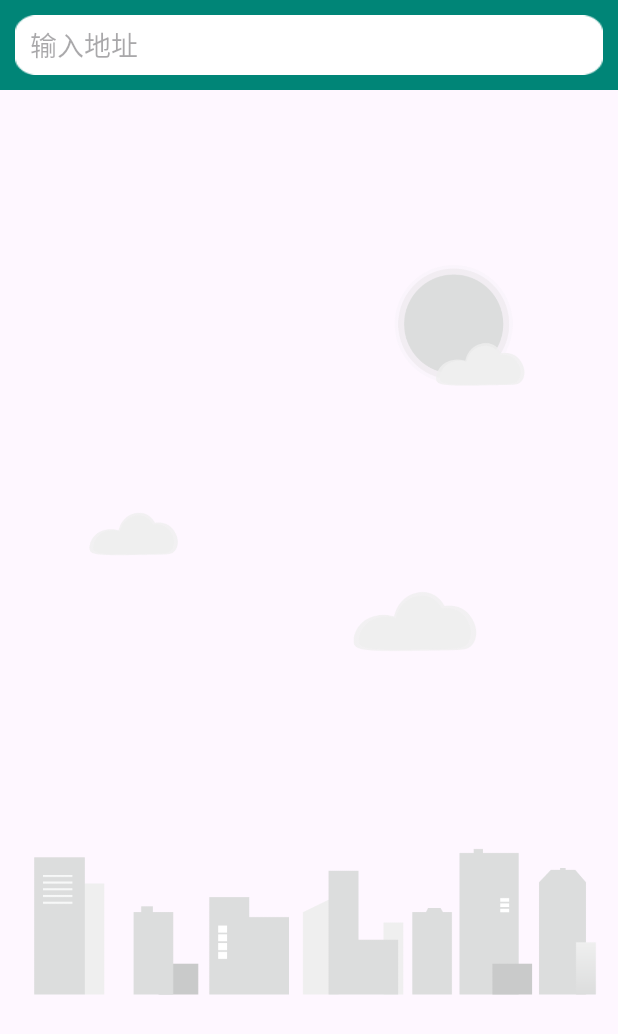
After one commit to HeHuiqi/HqWeather, an Android app: the layout fragment_place.xml on its own in the app's theme, with its tools: preview values and no code run, on a phone screen of 412 x 824 dp. The commit adds this screen. Shown: the top 1034 px of the screen. Run offline under Robolectric (Android 15) with nearby library versions, the phone set to English and light mode, and no system bars.

Commit message:
城市搜索

```diff
--- a/app/build.gradle
+++ b/app/build.gradle
@@ -46,6 +46,10 @@ dependencies {
     androidTestImplementation 'androidx.test.espresso:espresso-core:3.5.1'
 
 
+    // lifecycle 扩展
+    implementation "androidx.lifecycle:lifecycle-extensions:2.2.0"
+    implementation "androidx.lifecycle:lifecycle-livedata-ktx:2.7.0"
+    implementation "androidx.lifecycle:lifecycle-viewmodel-ktx:2.7.0"
     // https://github.com/square/retrofit
     // https://square.github.io/retrofit/
     implementation 'com.squareup.retrofit2:retrofit:2.9.0'
--- a/app/src/main/AndroidManifest.xml
+++ b/app/src/main/AndroidManifest.xml
@@ -1,6 +1,7 @@
 <?xml version="1.0" encoding="utf-8"?>
 <manifest xmlns:android="http://schemas.android.com/apk/res/android"
     xmlns:tools="http://schemas.android.com/tools">
+    <uses-permission android:name="android.permission.INTERNET"/>
 
     <application
         android:name=".HqApplication"
--- a/app/src/main/java/com/hhq/hqweather/HqApplication.kt
+++ b/app/src/main/java/com/hhq/hqweather/HqApplication.kt
@@ -8,7 +8,7 @@ class HqApplication:Application() {
     companion object {
         @SuppressLint("StaticFieldLeak")
         private lateinit var context: Context
-        private const val WEATHER_TOKEN = ""
+        const val WEATHER_TOKEN = "JPLK7gQJmQ1e7p0Y"
     }
     override fun onCreate() {
         super.onCreate()
--- a/app/src/main/java/com/hhq/hqweather/MainActivity.kt
+++ b/app/src/main/java/com/hhq/hqweather/MainActivity.kt
@@ -16,8 +16,6 @@ class MainActivity : AppCompatActivity() {
         setup()
     }
     private fun setup() {
-        rootBinding.goBtn.setOnClickListener {
-            Toast.makeText(this,"hello",Toast.LENGTH_SHORT).show()
-        }
+
     }
 }
--- /dev/null
+++ b/app/src/main/res/layout/fragment_place.xml
@@ -0,0 +1,38 @@
+<?xml version="1.0" encoding="utf-8"?>
+<RelativeLayout xmlns:android="http://schemas.android.com/apk/res/android"
+    android:layout_width="match_parent"
+    android:layout_height="match_parent"
+    android:background="?android:windowBackground">
+    <ImageView
+        android:id="@+id/bgImageView"
+        android:layout_width="match_parent"
+        android:layout_height="wrap_content"
+        android:layout_alignParentBottom="true"
+        android:src="@drawable/bg_place"/>
+    <FrameLayout
+        android:id="@+id/actionBarLayout"
+        android:layout_width="match_parent"
+        android:layout_height="60dp"
+        android:background="@color/colorPrimary">
+        <EditText
+            android:id="@+id/searchPlaceEdit"
+            android:layout_width="match_parent"
+            android:layout_height="40dp"
+            android:layout_gravity="center_vertical"
+            android:layout_marginStart="10dp"
+            android:layout_marginEnd="10dp"
+            android:paddingStart="10dp"
+            android:paddingEnd="10dp"
+            android:hint="输入地址"
+            android:background="@drawable/search_bg"
+            />
+    </FrameLayout>
+    <androidx.recyclerview.widget.RecyclerView
+        android:id="@+id/recyclerView"
+        android:layout_width="match_parent"
+        android:layout_height="match_parent"
+        android:layout_below="@id/actionBarLayout"
+        android:visibility="gone"/>
+
+
+</RelativeLayout>
--- a/app/src/main/res/values/colors.xml
+++ b/app/src/main/res/values/colors.xml
@@ -2,4 +2,7 @@
 <resources>
     <color name="black">#FF000000</color>
     <color name="white">#FFFFFFFF</color>
+    <color name="colorPrimary">#008577</color>
+    <color name="colorPrimaryDark">#00574B</color>
+    <color name="colorAccent">#D81B60</color>
 </resources>
--- a/app/src/main/res/values/themes.xml
+++ b/app/src/main/res/values/themes.xml
@@ -3,6 +3,9 @@
     <style name="Base.Theme.HqWeather" parent="Theme.Material3.DayNight.NoActionBar">
         <!-- Customize your light theme here. -->
         <!-- <item name="colorPrimary">@color/my_light_primary</item> -->
+        <item name="colorPrimary">@color/colorPrimary</item>
+        <item name="colorPrimaryDark">@color/colorPrimaryDark</item>
+        <item name="colorAccent">@color/colorAccent</item>
     </style>
 
     <style name="Theme.HqWeather" parent="Base.Theme.HqWeather" />
```
Also changed, not shown: app/src/main/java/com/hhq/hqweather/logic/Repository.kt (added, +33 -0 lines), app/src/main/java/com/hhq/hqweather/logic/model/PlaceResponse.kt (added, +7 -0 lines), app/src/main/java/com/hhq/hqweather/logic/network/HqWeatherNetwork.kt (added, +39 -0 lines), app/src/main/java/com/hhq/hqweather/logic/network/PlaceService.kt (added, +12 -0 lines), app/src/main/java/com/hhq/hqweather/logic/network/ServiceCreator.kt (added, +16 -0 lines), app/src/main/java/com/hhq/hqweather/ui/place/PlaceAdapter.kt (added, +32 -0 lines), app/src/main/java/com/hhq/hqweather/ui/place/PlaceFragment.kt (added, +67 -0 lines), app/src/main/java/com/hhq/hqweather/ui/place/PlaceViewModel.kt (added, +25 -0 lines), app/src/main/res/layout/activity_main.xml (+7 -11 lines), app/src/main/res/layout/place_item.xml (added, +32 -0 lines), 1 other file.
